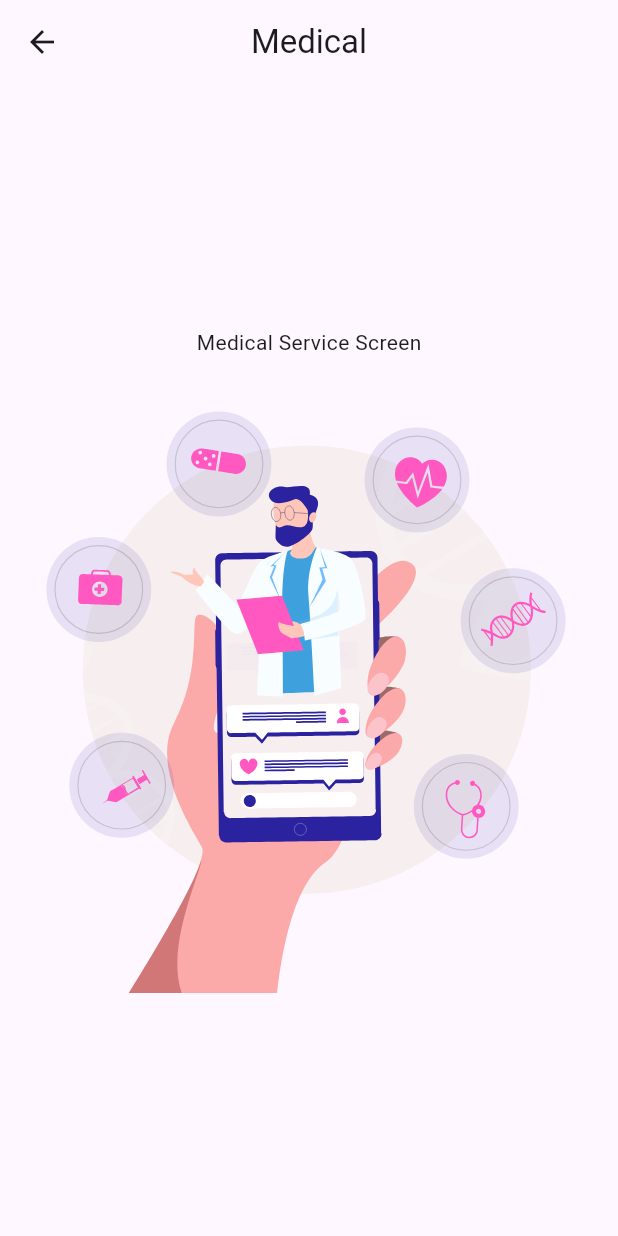
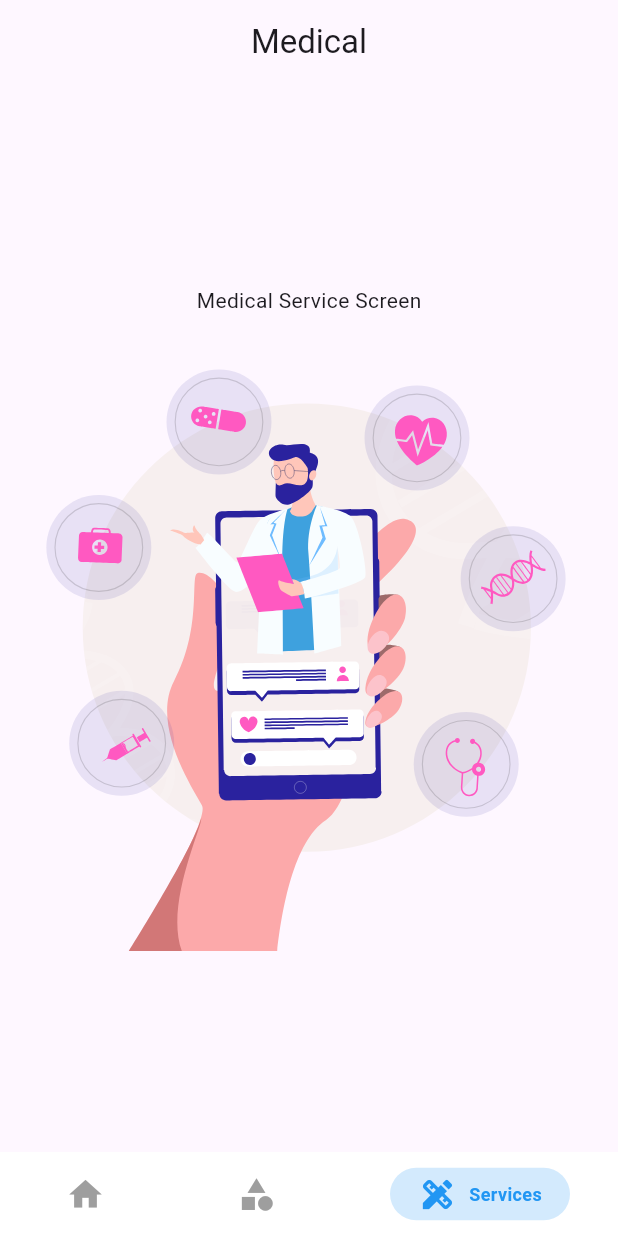
Before and after one commit to farahmohap/Test_B, a Flutter app: the screen it shows after launch, item 3 of the bottom bar chosen, after a tap on "Medical Service", on a phone screen of 412 x 824 dp. Run offline on Flutter 3.47's test engine with Material 3 defaults, Android fonts, the light colour scheme and no system bars; drawn by our look-alikes of persistent_bottom_nav_bar; our stand-ins replace flutter_bloc, flutter_screenutil, lottie.

Commit message:
update behaviour

```diff
--- /dev/null
+++ b/lib/core/static_lists.dart
@@ -0,0 +1,34 @@
+  import 'package:flutter/material.dart';
+import 'package:persistent_bottom_nav_bar/persistent_bottom_nav_bar.dart';
+import 'package:test_b/features/categories/presentation/screens/categories.dart';
+import 'package:test_b/features/home/presentation/screens/home.dart';
+
+List<PersistentBottomNavBarItem> navBarsItems() {
+    return [
+      PersistentBottomNavBarItem(
+        icon: const Icon(Icons.home),
+        title: ("Home"),
+        activeColorPrimary: Colors.blue,
+        inactiveColorPrimary: Colors.grey,
+      ),
+      PersistentBottomNavBarItem(
+        icon: const Icon(Icons.category),
+        title: ("Categories"),
+        activeColorPrimary: Colors.blue,
+        inactiveColorPrimary: Colors.grey,
+      ),
+      PersistentBottomNavBarItem(
+        icon: const Icon(Icons.design_services),
+        title: ("Services"),
+        activeColorPrimary: Colors.blue,
+        inactiveColorPrimary: Colors.grey,
+      ),
+    ];
+  }
+ List<Widget> buildScreens(lastSelectedScreen) {
+    return [
+      const Home(),
+      const Categories(),
+      lastSelectedScreen,
+    ];
+  }
--- a/lib/features/bottom_nav/presentation/screens/nav_screen.dart
+++ b/lib/features/bottom_nav/presentation/screens/nav_screen.dart
@@ -20,14 +20,14 @@ class _NavScreenState extends State<NavScreen> {
     Container(),
   ];
 
-  void _showServicesBottomSheet(BuildContext context) {
-    showModalBottomSheet(
-      context: context,
-      builder: (BuildContext context) {
-        return const BottomSheetBody();
-      },
-    );
-  }
+  // void _showServicesBottomSheet(BuildContext context) {
+  //   showModalBottomSheet(
+  //     context: context,
+  //     builder: (BuildContext context) {
+  //       return const BottomSheetBody();
+  //     },
+  //   );
+  // }
 
   @override
   Widget build(BuildContext context) {
@@ -40,7 +40,7 @@ class _NavScreenState extends State<NavScreen> {
             bottomNavigationBar: BottomNavBarWidget(
               onTap: (index) {
                 if (index == 2) {
-                  _showServicesBottomSheet(context);
+                  //  _showServicesBottomSheet(context);
                 } else {
                   context.read<BottomNavCubit>().updateIndex(index);
                 }
--- /dev/null
+++ b/lib/features/bottom_nav/presentation/screens/presist_nav.dart
@@ -0,0 +1,65 @@
+import 'package:flutter/material.dart';
+import 'package:persistent_bottom_nav_bar/persistent_bottom_nav_bar.dart';
+import 'package:test_b/core/static_lists.dart';
+import 'package:test_b/features/bottom_nav/presentation/widgets/bottom_sheet_body.dart';
+import 'package:test_b/features/home/presentation/screens/home.dart';
+
+class BaseScreen extends StatefulWidget {
+  const BaseScreen({super.key});
+
+  @override
+  // ignore: library_private_types_in_public_api
+  _BaseScreenState createState() => _BaseScreenState();
+}
+
+class _BaseScreenState extends State<BaseScreen> {
+  final PersistentTabController _controller =
+      PersistentTabController(initialIndex: 0);
+
+  late Widget _lastSelectedScreen;
+
+  @override
+  void initState() {
+    super.initState();
+    _lastSelectedScreen = const Home(); //Initial
+  }
+
+  void setLastSelectedScreen(Widget screen) {
+    setState(() {
+      _lastSelectedScreen = screen;
+      _controller.jumpToTab(2);
+    });
+  }
+
+  void _showBottomSheet() {
+    showModalBottomSheet(
+      context: context,
+      builder: (context) {
+        return BottomSheetBody(
+          setLastSelectedScreen: setLastSelectedScreen,
+        );
+      },
+    );
+  }
+
+  @override
+  Widget build(BuildContext context) {
+    return PersistentTabView(
+      context,
+      controller: _controller,
+      screens: buildScreens(_lastSelectedScreen),
+      items: navBarsItems(),
+      onItemSelected: (index) {
+        if (index == 2) {
+          _showBottomSheet();
+        } else {
+          // When switching between tabs,the last viewed tab=third tab's content
+          setState(() {
+            _lastSelectedScreen = buildScreens(_lastSelectedScreen)[index];
+          });
+        }
+      },
+      navBarStyle: NavBarStyle.style1,
+    );
+  }
+}
--- a/lib/features/bottom_nav/presentation/widgets/bottom_sheet_body.dart
+++ b/lib/features/bottom_nav/presentation/widgets/bottom_sheet_body.dart
@@ -2,12 +2,13 @@ import 'package:flutter/material.dart';
 import 'package:test_b/core/helpers/extensions.dart';
 import 'package:test_b/core/routing/routes.dart';
 import 'package:test_b/features/bottom_nav/presentation/widgets/bottom_sheet_item.dart';
+import 'package:test_b/features/delivery_service/presentation/screens/delivery.dart';
+import 'package:test_b/features/medical_service/presentation/screens/medical_service.dart';
 
+// ignore: must_be_immutable
 class BottomSheetBody extends StatelessWidget {
-  const BottomSheetBody({
-    super.key,
-  });
-
+  const BottomSheetBody({super.key, required this.setLastSelectedScreen});
+  final setLastSelectedScreen;
   @override
   Widget build(BuildContext context) {
     return Row(
@@ -16,12 +17,18 @@ class BottomSheetBody extends StatelessWidget {
         BottomSheetItem(
           text: 'Medical Service',
           icon: Icons.medical_services,
-          onTap: () => context.pushNamed(Routes.medicalService),
+          onTap: () {
+            context.pop();
+            setLastSelectedScreen(const MedicalServiceScreen());
+          },
         ),
         BottomSheetItem(
           text: 'Delivery Service',
           icon: Icons.delivery_dining,
-          onTap: () => context.pushNamed(Routes.deliverDervice),
+          onTap: () {
+            context.pop();
+            setLastSelectedScreen(const DeliveryServiceScreen());
+          },
         ),
       ],
     );
--- a/lib/main.dart
+++ b/lib/main.dart
@@ -2,6 +2,7 @@ import 'package:flutter/material.dart';
 import 'package:flutter_screenutil/flutter_screenutil.dart';
 import 'package:test_b/core/routing/routes.dart';
 import 'package:test_b/core/routing/app_router.dart';
+import 'package:test_b/features/bottom_nav/presentation/screens/presist_nav.dart';
 
 void main() {
   runApp(TestB());
@@ -14,11 +15,10 @@ class TestB extends StatelessWidget {
 
   @override
   Widget build(BuildContext context) {
-    return ScreenUtilInit(
+    return const ScreenUtilInit(
       child: MaterialApp(
         debugShowCheckedModeBanner: false,
-        onGenerateRoute: _appRouter.generateRoute,
-        initialRoute: Routes.nav,
+        home: BaseScreen(),
       ),
     );
   }
--- a/pubspec.yaml
+++ b/pubspec.yaml
@@ -36,6 +36,7 @@ dependencies:
   flutter_screenutil: ^5.9.0
   get_it: ^7.7.0
   lottie: ^3.1.2
+  persistent_bottom_nav_bar: ^6.2.1
 
 dev_dependencies:
   flutter_lints: ^3.0.0
```
Also changed, not shown: pubspec.lock.
